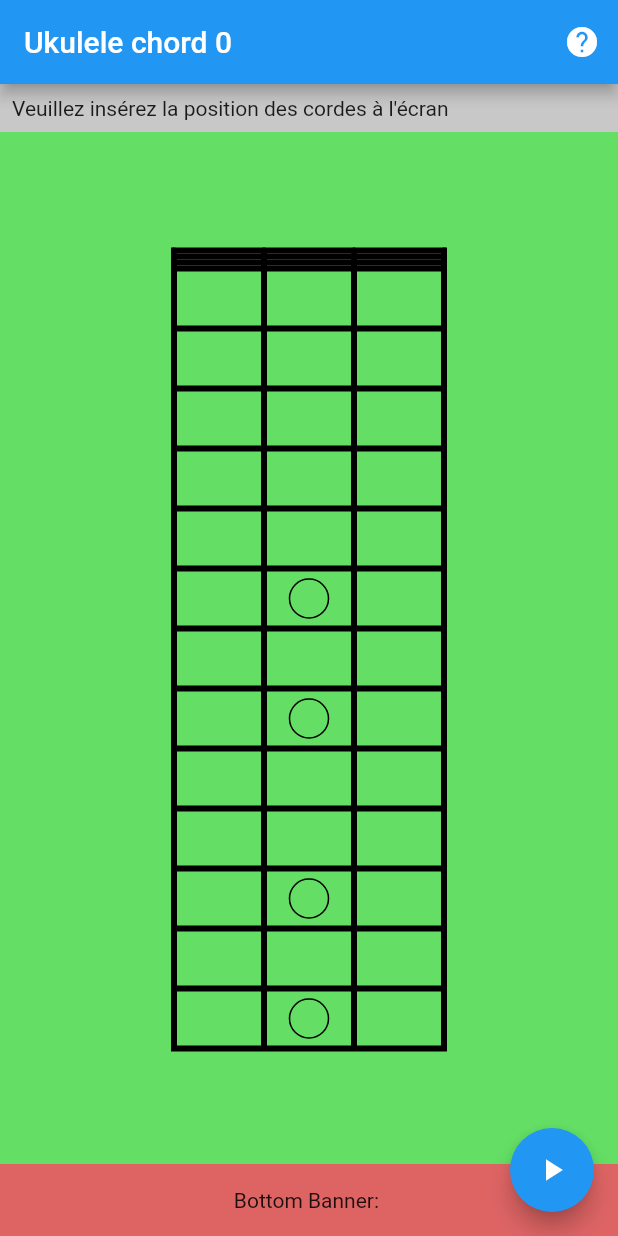
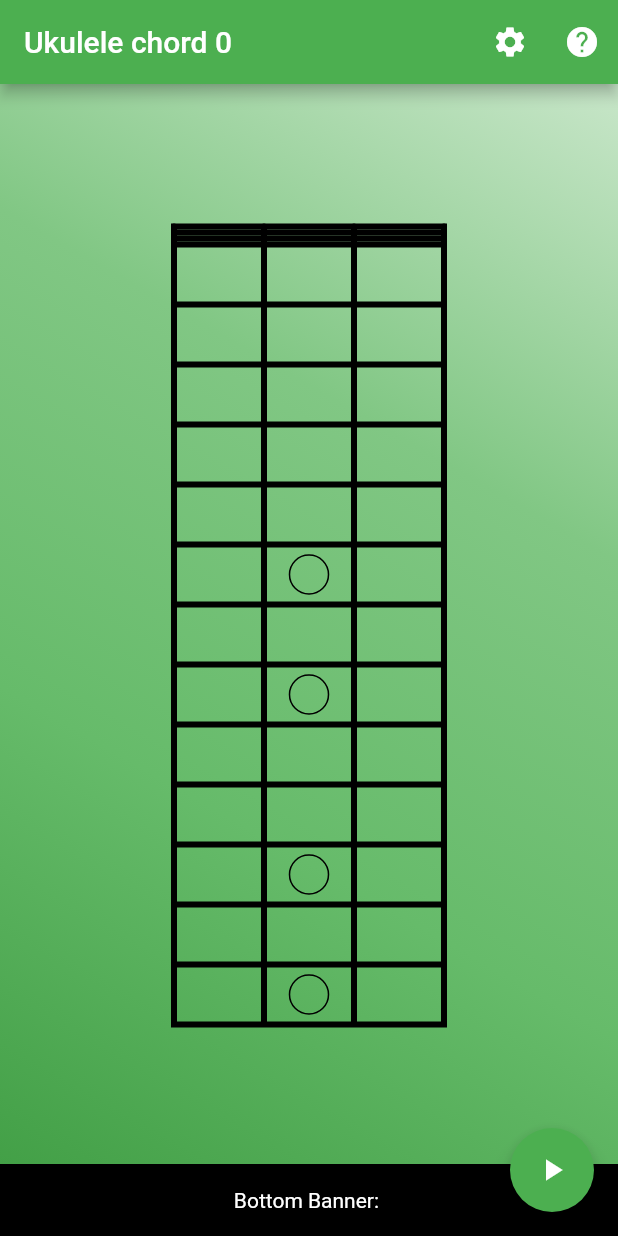
Before and after one commit to stephaneworkspace/ukulele2tracker, a Flutter app: the screen it shows after launch, on a phone screen of 412 x 824 dp. Run offline on Flutter 3.47's test engine with Material 2 defaults, Android fonts, the phone set to English and light mode, and no system bars; missing offline and left inert: positioned_tap_detector.

Commit message:
better design

```diff
--- a/lib/main.dart
+++ b/lib/main.dart
@@ -20,7 +20,7 @@ class MyApp extends StatelessWidget {
         // or simply save your changes to "hot reload" in a Flutter IDE).
         // Notice that the counter didn't reset back to zero; the application
         // is not restarted.
-        primarySwatch: Colors.blue,
+        primarySwatch: Colors.green,
       ),
       home: MyHomePage(title: 'Ukulele chord '),
     );
@@ -76,6 +76,13 @@ class _MyHomePageState extends State<MyHomePage> {
     });
   }
 
+  // Pour le moment je n'ouvre pas une nouvelle vue
+  void _toSettings(context) {
+    setState(() {
+      _position = 'Settings';
+    });
+  }
+
   bool _swPrint = false;
   void _setPrint() {
     setState(() {
@@ -83,10 +90,14 @@ class _MyHomePageState extends State<MyHomePage> {
     });
   }
 
-
   @override
   Widget build(BuildContext context) {
     List<Widget> menu = <Widget>[
+      new IconButton(
+        icon: new Icon(Icons.settings),
+        tooltip: 'Settings',
+        onPressed: () => _toSettings(context)
+      ),
       new IconButton(
         icon: new Icon(Icons.help),
         tooltip: 'Help',
@@ -94,16 +105,41 @@ class _MyHomePageState extends State<MyHomePage> {
       )
     ];
 
+/*
     Widget subtitle = new Container(
-      padding: new EdgeInsets.all(8.0),
-      color: new Color(0X33000000),
-      child: new Text('Veuillez insérez la position des cordes à l\'écran'),
-    );
+      child: new Container(
+        decoration: BoxDecoration(
+          gradient: LinearGradient(
+            begin: Alignment.bottomLeft,
+            end: Alignment.topRight,
+            colors: [
+              Colors.green[300],
+              Colors.green[100],
+            ],
+          ),
+        ),
+        padding: new EdgeInsets.all(8.0),
+        child: new Center(
+          child: new Text('Veuillez insérez la position des cordes à l\'écran'),
+        )
+      )
+    );*/
 
     Widget middleSection = new Expanded(
       child: new Container(
-        padding: new EdgeInsets.all(8.0),
-        color: new Color(0X9900CC00),
+        decoration: BoxDecoration(
+          gradient: LinearGradient(
+            begin: Alignment.bottomLeft,
+            end: Alignment.topRight,
+            colors: [
+              Colors.green[600],
+              Colors.green[400],
+              Colors.green[300],
+              Colors.green[100],
+            ],
+          ),
+        ),
+        //padding: new EdgeInsets.all(8.0),
         height: 48.0, // https://cogitas.net/flutter-ui-code-tutorial-mastering-row-column/ ???
         child: new Align(
           alignment: FractionalOffset.center,
@@ -123,10 +159,12 @@ class _MyHomePageState extends State<MyHomePage> {
 
     Widget bottomBanner = new Container(
       padding: new EdgeInsets.all(8.0),
-      color: new Color(0X99CC0000),
+      color: Colors.black,
       height: 48.0,
       child: new Center(
-        child: new Text('Bottom Banner: $_position'),
+        child: new Text('Bottom Banner: $_position',
+          style: new TextStyle(color: Colors.white)
+        ),
       ),
     );
 
@@ -135,7 +173,7 @@ class _MyHomePageState extends State<MyHomePage> {
       crossAxisAlignment: CrossAxisAlignment.stretch,
       mainAxisSize: MainAxisSize.min,
       children: <Widget>[
-        subtitle,
+        // subtitle,
         middleSection,
         bottomBanner
       ]
```
